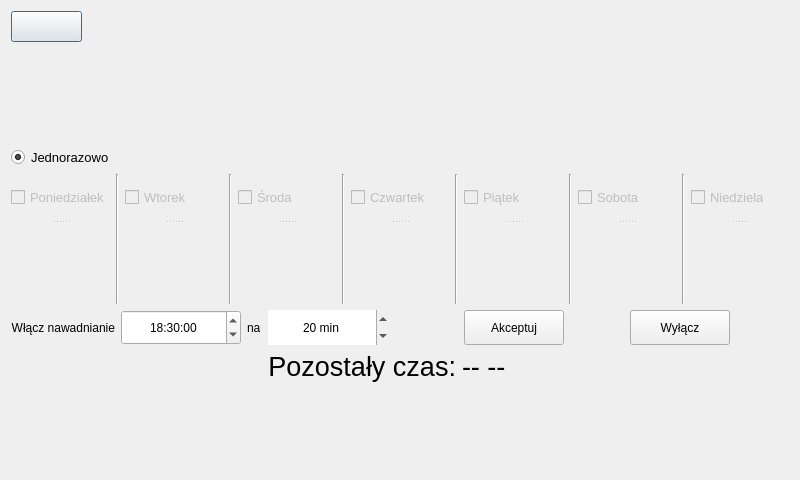
Before: the Qt Designer form watering.ui in mateusur/Home_automation, drawn with Qt 5.
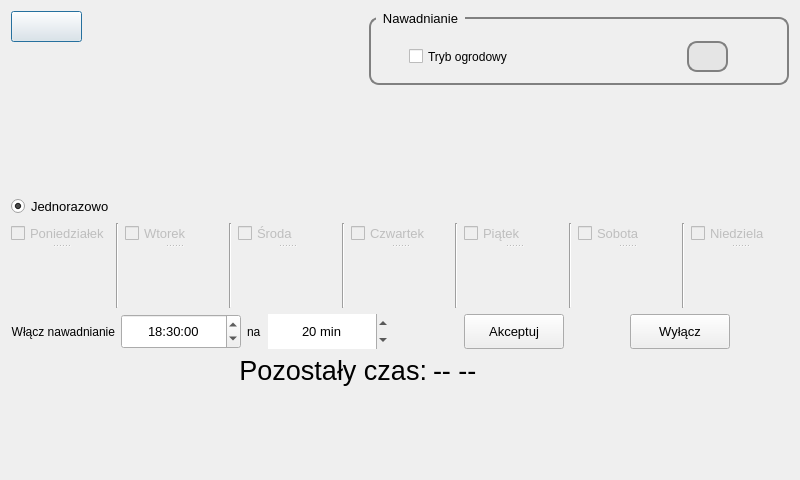
After: the same form once the commit is applied.

```diff
--- a/watering.ui
+++ b/watering.ui
@@ -55,7 +55,210 @@
      </widget>
     </widget>
    </item>
-   <item row="1" column="2">
+   <item row="0" column="1" colspan="2">
+    <spacer name="horizontalSpacer_6">
+     <property name="orientation">
+      <enum>Qt::Horizontal</enum>
+     </property>
+     <property name="sizeType">
+      <enum>QSizePolicy::Maximum</enum>
+     </property>
+     <property name="sizeHint" stdset="0">
+      <size>
+       <width>245</width>
+       <height>20</height>
+      </size>
+     </property>
+    </spacer>
+   </item>
+   <item row="0" column="3" rowspan="2" colspan="2">
+    <widget class="QGroupBox" name="groupBox_watering">
+     <property name="minimumSize">
+      <size>
+       <width>420</width>
+       <height>74</height>
+      </size>
+     </property>
+     <property name="maximumSize">
+      <size>
+       <width>420</width>
+       <height>16777215</height>
+      </size>
+     </property>
+     <property name="font">
+      <font>
+       <pointsize>10</pointsize>
+      </font>
+     </property>
+     <property name="styleSheet">
+      <string notr="true">
+QGroupBox {
+    border: 2px solid grey;
+    border-radius: 10px;
+    margin-top: 6px;
+}
+
+QGroupBox::title {
+    subcontrol-origin: margin;
+    left: 7px;
+    padding: 0px 5px 0px 5px;
+}</string>
+     </property>
+     <property name="title">
+      <string>Nawadnianie</string>
+     </property>
+     <widget class="QLabel" name="label_hum">
+      <property name="geometry">
+       <rect>
+        <x>280</x>
+        <y>30</y>
+        <width>31</width>
+        <height>31</height>
+       </rect>
+      </property>
+      <property name="sizePolicy">
+       <sizepolicy hsizetype="Fixed" vsizetype="Fixed">
+        <horstretch>0</horstretch>
+        <verstretch>0</verstretch>
+       </sizepolicy>
+      </property>
+      <property name="minimumSize">
+       <size>
+        <width>31</width>
+        <height>31</height>
+       </size>
+      </property>
+      <property name="maximumSize">
+       <size>
+        <width>31</width>
+        <height>31</height>
+       </size>
+      </property>
+      <property name="text">
+       <string/>
+      </property>
+     </widget>
+     <widget class="QLineEdit" name="lineEdit_hum">
+      <property name="geometry">
+       <rect>
+        <x>318</x>
+        <y>30</y>
+        <width>41</width>
+        <height>31</height>
+       </rect>
+      </property>
+      <property name="sizePolicy">
+       <sizepolicy hsizetype="Fixed" vsizetype="Fixed">
+        <horstretch>0</horstretch>
+        <verstretch>0</verstretch>
+       </sizepolicy>
+      </property>
+      <property name="minimumSize">
+       <size>
+        <width>41</width>
+        <height>31</height>
+       </size>
+      </property>
+      <property name="maximumSize">
+       <size>
+        <width>41</width>
+        <height>31</height>
+       </size>
+      </property>
+      <property name="font">
+       <font>
+        <pointsize>8</pointsize>
+       </font>
+      </property>
+      <property name="styleSheet">
+       <string notr="true">QLineEdit { 
+border: 2px solid grey;
+border-radius: 10px;
+text-align: center;
+background-color: rgb(229, 229, 229);
+}
+</string>
+      </property>
+      <property name="alignment">
+       <set>Qt::AlignCenter</set>
+      </property>
+      <property name="readOnly">
+       <bool>true</bool>
+      </property>
+     </widget>
+     <widget class="QLabel" name="label_hum_2">
+      <property name="geometry">
+       <rect>
+        <x>366</x>
+        <y>30</y>
+        <width>31</width>
+        <height>31</height>
+       </rect>
+      </property>
+      <property name="sizePolicy">
+       <sizepolicy hsizetype="Fixed" vsizetype="Fixed">
+        <horstretch>0</horstretch>
+        <verstretch>0</verstretch>
+       </sizepolicy>
+      </property>
+      <property name="minimumSize">
+       <size>
+        <width>31</width>
+        <height>31</height>
+       </size>
+      </property>
+      <property name="maximumSize">
+       <size>
+        <width>31</width>
+        <height>31</height>
+       </size>
+      </property>
+      <property name="font">
+       <font>
+        <pointsize>8</pointsize>
+       </font>
+      </property>
+      <property name="text">
+       <string/>
+      </property>
+     </widget>
+     <widget class="QCheckBox" name="checkBox_mode">
+      <property name="geometry">
+       <rect>
+        <x>40</x>
+        <y>30</y>
+        <width>141</width>
+        <height>31</height>
+       </rect>
+      </property>
+      <property name="font">
+       <font>
+        <pointsize>9</pointsize>
+       </font>
+      </property>
+      <property name="text">
+       <string>Tryb ogrodowy</string>
+      </property>
+     </widget>
+    </widget>
+   </item>
+   <item row="1" column="0" rowspan="2">
+    <spacer name="verticalSpacer_3">
+     <property name="orientation">
+      <enum>Qt::Vertical</enum>
+     </property>
+     <property name="sizeType">
+      <enum>QSizePolicy::Maximum</enum>
+     </property>
+     <property name="sizeHint" stdset="0">
+      <size>
+       <width>20</width>
+       <height>98</height>
+      </size>
+     </property>
+    </spacer>
+   </item>
+   <item row="2" column="4">
     <spacer name="verticalSpacer_2">
      <property name="orientation">
       <enum>Qt::Vertical</enum>
@@ -71,7 +274,7 @@
      </property>
     </spacer>
    </item>
-   <item row="2" column="0">
+   <item row="3" column="0" colspan="2">
     <widget class="QRadioButton" name="radioButton_once">
      <property name="font">
       <font>
@@ -86,7 +289,7 @@
      </property>
     </widget>
    </item>
-   <item row="3" column="0" colspan="4">
+   <item row="4" column="0" colspan="5">
     <layout class="QHBoxLayout" name="horizontalLayout">
      <item>
       <widget class="QSplitter" name="splitter_2">
@@ -391,7 +594,7 @@
      </item>
     </layout>
    </item>
-   <item row="4" column="0" colspan="4">
+   <item row="5" column="0" colspan="5">
     <layout class="QHBoxLayout" name="horizontalLayout_2">
      <item>
       <widget class="QLabel" name="label">
@@ -418,7 +621,7 @@
        </property>
        <property name="font">
         <font>
-         <pointsize>9</pointsize>
+         <pointsize>10</pointsize>
         </font>
        </property>
        <property name="alignment">
@@ -470,7 +673,7 @@
        </property>
        <property name="font">
         <font>
-         <pointsize>9</pointsize>
+         <pointsize>10</pointsize>
         </font>
        </property>
        <property name="frame">
@@ -529,6 +732,11 @@
          <height>35</height>
         </size>
        </property>
+       <property name="font">
+        <font>
+         <pointsize>10</pointsize>
+        </font>
+       </property>
        <property name="text">
         <string>Akceptuj</string>
        </property>
@@ -555,6 +763,11 @@
          <height>35</height>
         </size>
        </property>
+       <property name="font">
+        <font>
+         <pointsize>10</pointsize>
+        </font>
+       </property>
        <property name="text">
         <string>Wyłącz</string>
        </property>
@@ -575,11 +788,14 @@
      </item>
     </layout>
    </item>
-   <item row="5" column="0">
+   <item row="6" column="0" colspan="2">
     <spacer name="horizontalSpacer_4">
      <property name="orientation">
       <enum>Qt::Horizontal</enum>
      </property>
+     <property name="sizeType">
+      <enum>QSizePolicy::Minimum</enum>
+     </property>
      <property name="sizeHint" stdset="0">
       <size>
        <width>222</width>
@@ -588,7 +804,7 @@
      </property>
     </spacer>
    </item>
-   <item row="5" column="1">
+   <item row="6" column="2" colspan="2">
     <layout class="QHBoxLayout" name="horizontalLayout_3">
      <item>
       <widget class="QLabel" name="label_3">
@@ -622,11 +838,14 @@
      </item>
     </layout>
    </item>
-   <item row="5" column="3">
+   <item row="6" column="4">
     <spacer name="horizontalSpacer_5">
      <property name="orientation">
       <enum>Qt::Horizontal</enum>
      </property>
+     <property name="sizeType">
+      <enum>QSizePolicy::Minimum</enum>
+     </property>
      <property name="sizeHint" stdset="0">
       <size>
        <width>221</width>
@@ -635,7 +854,7 @@
      </property>
     </spacer>
    </item>
-   <item row="6" column="2">
+   <item row="7" column="2">
     <spacer name="verticalSpacer">
      <property name="orientation">
       <enum>Qt::Vertical</enum>
```
